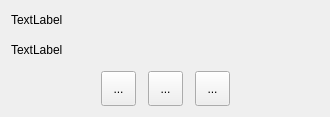
floraaubry/QontrolPanel, file MediaFlyout/MediaFlyout.ui: the form before one commit.
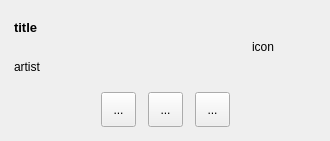
The form after the commit.

What changed in the file:
```diff
--- a/MediaFlyout/MediaFlyout.ui
+++ b/MediaFlyout/MediaFlyout.ui
@@ -7,49 +7,67 @@
     <x>0</x>
     <y>0</y>
     <width>330</width>
-    <height>117</height>
+    <height>141</height>
    </rect>
   </property>
   <property name="windowTitle">
    <string>Form</string>
   </property>
   <layout class="QGridLayout" name="gridLayout">
+   <property name="leftMargin">
+    <number>14</number>
+   </property>
+   <property name="topMargin">
+    <number>14</number>
+   </property>
+   <property name="rightMargin">
+    <number>14</number>
+   </property>
+   <property name="bottomMargin">
+    <number>14</number>
+   </property>
    <property name="spacing">
     <number>12</number>
    </property>
-   <item row="2" column="3">
-    <widget class="QToolButton" name="next">
+   <item row="0" column="0" colspan="4">
+    <widget class="QLabel" name="title">
+     <property name="font">
+      <font>
+       <pointsize>10</pointsize>
+       <bold>true</bold>
+      </font>
+     </property>
+     <property name="text">
+      <string>title</string>
+     </property>
+     <property name="wordWrap">
+      <bool>true</bool>
+     </property>
+    </widget>
+   </item>
+   <item row="1" column="0" colspan="4">
+    <widget class="QLabel" name="artist">
+     <property name="text">
+      <string>artist</string>
+     </property>
+    </widget>
+   </item>
+   <item row="0" column="4" rowspan="2">
+    <widget class="QLabel" name="icon">
      <property name="minimumSize">
       <size>
-       <width>35</width>
-       <height>35</height>
-      </size>
-     </property>
-     <property name="maximumSize">
-      <size>
-       <width>35</width>
-       <height>35</height>
+       <width>64</width>
+       <height>64</height>
       </size>
      </property>
      <property name="text">
-      <string>...</string>
+      <string>icon</string>
      </property>
     </widget>
    </item>
-   <item row="2" column="0">
-    <spacer name="horizontalSpacer">
-     <property name="orientation">
-      <enum>Qt::Orientation::Horizontal</enum>
-     </property>
-     <property name="sizeHint" stdset="0">
-      <size>
-       <width>40</width>
-       <height>20</height>
-      </size>
-     </property>
-    </spacer>
-   </item>
-   <item row="2" column="2">
+   <item row="2" column="0" colspan="5">
+    <layout class="QGridLayout" name="gridLayout_2">
+     <item row="0" column="2">
     <widget class="QToolButton" name="pause">
      <property name="minimumSize">
       <size>
@@ -68,26 +86,7 @@
      </property>
     </widget>
    </item>
-   <item row="2" column="1">
-    <widget class="QToolButton" name="prev">
-     <property name="minimumSize">
-      <size>
-       <width>35</width>
-       <height>35</height>
-      </size>
-     </property>
-     <property name="maximumSize">
-      <size>
-       <width>35</width>
-       <height>35</height>
-      </size>
-     </property>
-     <property name="text">
-      <string>...</string>
-     </property>
-    </widget>
-   </item>
-   <item row="2" column="4">
+     <item row="0" column="4">
     <spacer name="horizontalSpacer_2">
      <property name="orientation">
       <enum>Qt::Orientation::Horizontal</enum>
@@ -100,19 +99,58 @@
      </property>
     </spacer>
    </item>
-   <item row="1" column="0" colspan="5">
-    <widget class="QLabel" name="artist">
+     <item row="0" column="1">
+      <widget class="QToolButton" name="prev">
+       <property name="minimumSize">
+        <size>
+         <width>35</width>
+         <height>35</height>
+        </size>
+       </property>
+       <property name="maximumSize">
+        <size>
+         <width>35</width>
+         <height>35</height>
+        </size>
+       </property>
      <property name="text">
-      <string>TextLabel</string>
+        <string>...</string>
      </property>
     </widget>
    </item>
-   <item row="0" column="0" colspan="5">
-    <widget class="QLabel" name="title">
+     <item row="0" column="0">
+      <spacer name="horizontalSpacer">
+       <property name="orientation">
+        <enum>Qt::Orientation::Horizontal</enum>
+       </property>
+       <property name="sizeHint" stdset="0">
+        <size>
+         <width>40</width>
+         <height>20</height>
+        </size>
+       </property>
+      </spacer>
+     </item>
+     <item row="0" column="3">
+      <widget class="QToolButton" name="next">
+       <property name="minimumSize">
+        <size>
+         <width>35</width>
+         <height>35</height>
+        </size>
+       </property>
+       <property name="maximumSize">
+        <size>
+         <width>35</width>
+         <height>35</height>
+        </size>
+       </property>
      <property name="text">
-      <string>TextLabel</string>
-     </property>
-    </widget>
+        <string>...</string>
+       </property>
+      </widget>
+     </item>
+    </layout>
    </item>
   </layout>
  </widget>
```
Lines whose indentation alone changed are shown as unchanged.
